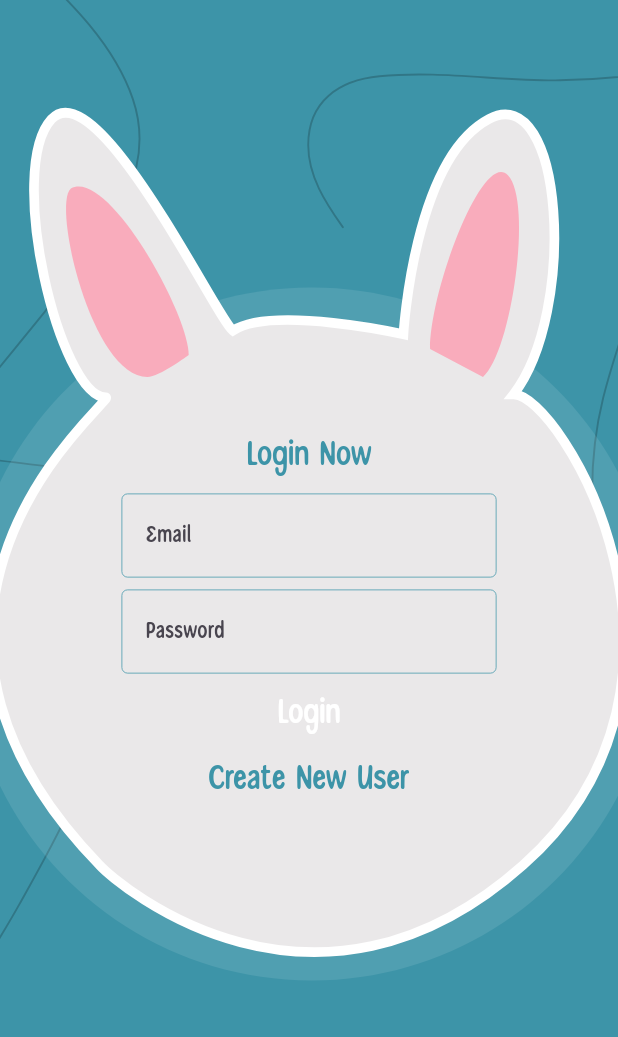
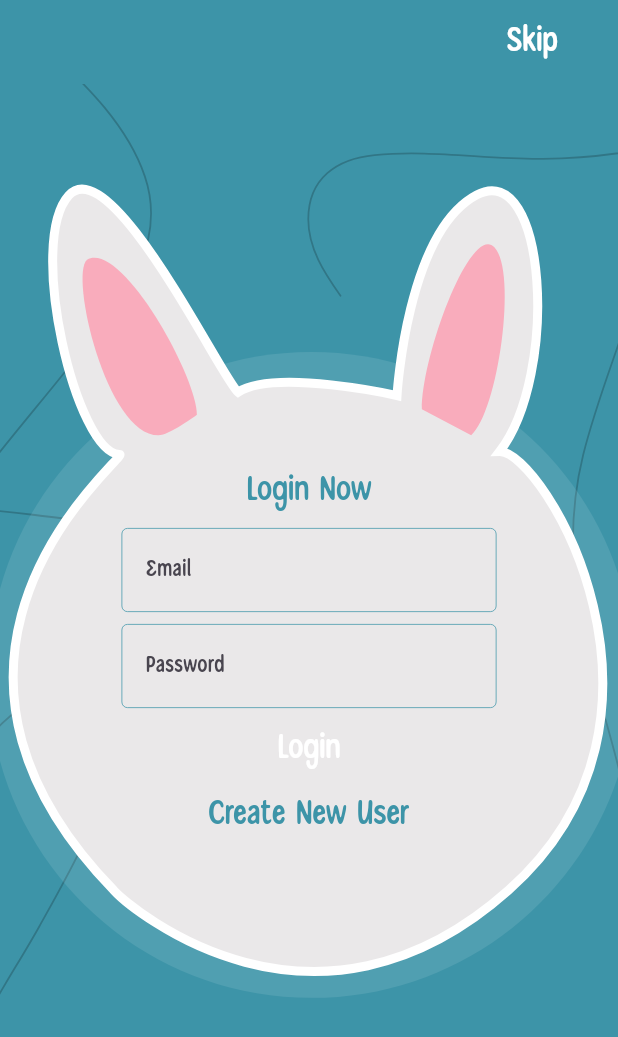
Before and after one commit to Aslmmon/Zona-Kids, a Flutter app: the LoginScreen screen opened directly, on a phone screen of 412 x 824 dp. Shown: the top 1037 px of the screen. Run offline on Flutter 3.47's test engine with Material 3 defaults, Android fonts, the light colour scheme and no system bars; our stand-ins replace audioplayers, flutter_riverpod, flutter_svg, google_fonts; missing offline and left inert: chiclet.

Commit message:
* added Skip Button

```diff
--- a/lib/ui/registration/login/LoginScreen.dart
+++ b/lib/ui/registration/login/LoginScreen.dart
@@ -9,6 +9,23 @@ class LoginScreen extends StatelessWidget {
   @override
   Widget build(BuildContext context) {
     return Scaffold(
+      resizeToAvoidBottomInset: false,
+      backgroundColor: Theme.of(context).primaryColorLight,
+      appBar: AppBar(
+        automaticallyImplyLeading: false,
+        actions: <Widget>[
+          Padding(
+            padding: const EdgeInsets.symmetric(horizontal: 40.0),
+            child: AppButton(
+              AppButtonText: 'Skip',
+              onAppButtonClick: () {},
+              width: 70,
+              AppButtonColor: Theme.of(context).primaryColorLight,
+            ),
+          )
+        ],
+        backgroundColor: Theme.of(context).primaryColorLight,
+      ),
       body: Stack(
         fit: StackFit.expand,
         children: [
@@ -16,7 +33,9 @@ class LoginScreen extends StatelessWidget {
             'assets/register_bg.svg',
             fit: BoxFit.cover,
           ),
-          Column(
+          Padding(
+            padding: const EdgeInsets.only(bottom: 10.0),
+            child: Column(
               mainAxisAlignment: MainAxisAlignment.center,
               crossAxisAlignment: CrossAxisAlignment.center,
               children: [
@@ -44,10 +63,12 @@ class LoginScreen extends StatelessWidget {
                   child: Text(
                     'Create New User',
                     style: TextStyle(
-                      fontSize: 24, color: Theme.of(context).primaryColorLight),
+                        fontSize: 24,
+                        color: Theme.of(context).primaryColorLight),
                   ),
                 )
               ],
+            ),
           ),
         ],
       ),
```
Lines whose indentation alone changed are shown as unchanged.
